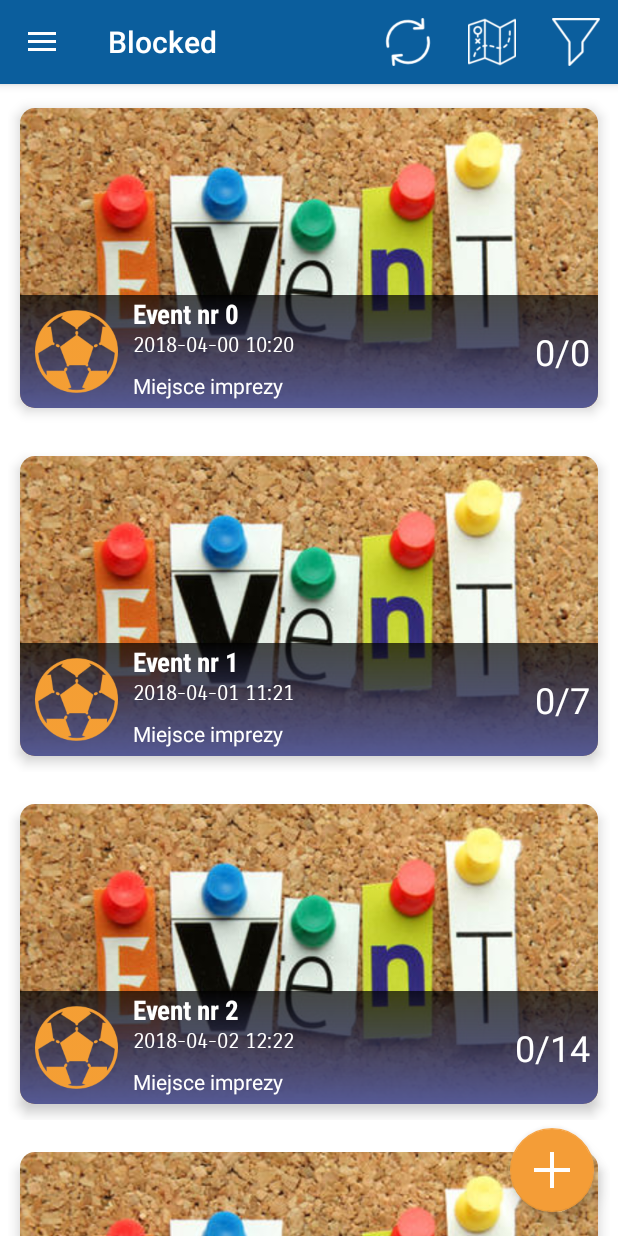
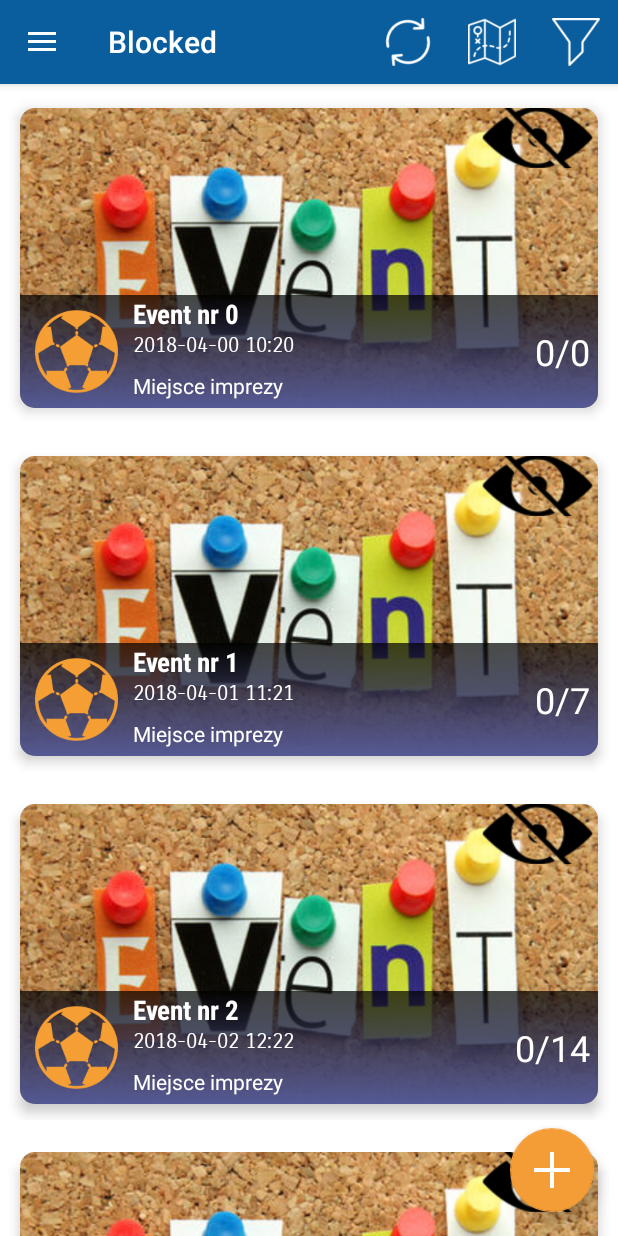
Before and after one commit to matwes/Sportify, an Android app: the EventsFragment screen opened directly, with no data from a screen before it, in the side drawer, after a tap on "Blocked events", on a phone screen of 412 x 824 dp. Run offline under Robolectric (Android 15) with nearby library versions, the phone set to English and light mode, and no system bars; our stand-ins replace ButterKnife, Picasso; libraries missing offline, so code that uses them is left out: com.facebook, com.facebook.login, com.google.maps.android, com.leavjenn.smoothdaterangepicker; pictures from the network do not load.

Commit message:
images and function to tap, without library

```diff
--- a/app/build.gradle
+++ b/app/build.gradle
@@ -39,6 +39,9 @@ dependencies {
     implementation 'com.squareup.retrofit2:retrofit:2.5.0'
     implementation 'com.squareup.picasso:picasso:2.71828'
 
+//    implementation 'com.jakewharton:butterknife:10.1.0'
+//    annotationProcessor 'com.jakewharton:butterknife-compiler:10.1.0'
+
     testImplementation 'junit:junit:4.12'
     androidTestImplementation 'com.android.support.test:runner:1.0.2'
     androidTestImplementation 'com.android.support.test.espresso:espresso-core:3.0.2'
--- a/app/src/main/java/matwes/zpi/events/EventListAdapter.java
+++ b/app/src/main/java/matwes/zpi/events/EventListAdapter.java
@@ -4,6 +4,7 @@ import android.content.Context;
 import android.content.Intent;
 import android.graphics.Color;
 import android.net.Uri;
+import android.support.v4.content.ContextCompat;
 import android.support.v7.widget.CardView;
 import android.support.v7.widget.RecyclerView;
 import android.view.LayoutInflater;
@@ -17,6 +18,7 @@ import com.squareup.picasso.Picasso;
 import java.util.Date;
 import java.util.List;
 
+//import butterknife.OnClick;
 import matwes.zpi.Common;
 import matwes.zpi.R;
 import matwes.zpi.domain.Event;
@@ -29,10 +31,17 @@ import matwes.zpi.eventDetails.EventDetailsActivity;
 class EventListAdapter extends RecyclerView.Adapter<EventListAdapter.Holder> {
     private Context context;
     private List<Event> events;
+    EventFragmentType type;
+    //EventItemListener listener;
 
-    EventListAdapter(Context context, List<Event> events) {
+//    public interface EventItemListener {
+//        void refreshView();
+//    }
+
+    EventListAdapter(Context context, List<Event> events) { //, EventItemListener listener
         this.context = context;
         this.events = events;
+       // this.listener = listener;
     }
 
     @Override
@@ -64,6 +73,12 @@ class EventListAdapter extends RecyclerView.Adapter<EventListAdapter.Holder> {
                 context.startActivity(intent);
             }
         });
+
+        if (type == EventFragmentType.blocked) {
+            holder.blockedIcon.setImageResource(R.drawable.blocked_event);
+        }else {
+            holder.blockedIcon.setImageResource(R.drawable.unblocked_event);
+        }
     }
 
     @Override
@@ -77,6 +92,7 @@ class EventListAdapter extends RecyclerView.Adapter<EventListAdapter.Holder> {
         CardView eventCard;
         ImageView eventImage;
         View eventInfoView;
+        ImageView blockedIcon;
 
         Holder(View itemView) {
             super(itemView);
@@ -87,10 +103,25 @@ class EventListAdapter extends RecyclerView.Adapter<EventListAdapter.Holder> {
             eventCard = itemView.findViewById(R.id.eventCard);
             eventImage = itemView.findViewById(R.id.eventImage);
             eventInfoView = itemView.findViewById(R.id.eventInfoView);
+            blockedIcon = itemView.findViewById(R.id.blocked_icon);
         }
 
         void changeCardColor() {
             //eventInfoView.setBackgroundColor(Color.parseColor("#B30b5e9d"));
         }
+
+//        @OnClick(R.id.blocked_icon)
+//        void changeBlockState() {
+//            switch (type) {
+//                case blocked:
+//                    System.out.println("set as Unblock");
+//                  //  listener.refreshView();
+//                    break;
+//                case unblocked:
+//                    System.out.println("set as Block");
+//                  //  listener.refreshView();
+//                    break;
+//            }
+//        }
     }
 }
--- a/app/src/main/java/matwes/zpi/events/EventsFragment.java
+++ b/app/src/main/java/matwes/zpi/events/EventsFragment.java
@@ -44,6 +44,7 @@ public class EventsFragment extends MainFragment {
 
 
         adapter = new EventListAdapter(view.getContext(), events);
+        adapter.type = type;
         recyclerView.setAdapter(adapter);
 
         swipe = view.findViewById(R.id.swipeEvents);
@@ -70,6 +71,8 @@ public class EventsFragment extends MainFragment {
     public void onApiResponse() {
         if (swipe.isRefreshing())
             swipe.setRefreshing(false);
+
+        adapter.notifyDataSetChanged();
     }
 
     @Override
@@ -89,4 +92,9 @@ public class EventsFragment extends MainFragment {
             }
         }
     }
+
+//    @Override
+//    public void refreshView() {
+//        downloadEvents(false, true );
+//    }
 }
--- a/app/src/main/java/matwes/zpi/events/MyEventsFragment.java
+++ b/app/src/main/java/matwes/zpi/events/MyEventsFragment.java
@@ -64,6 +64,7 @@ public class MyEventsFragment extends MainFragment {
         if (swipe.isRefreshing()) {
             swipe.setRefreshing(false);
         }
+        adapter.notifyDataSetChanged();
     }
 
     @Override
@@ -88,4 +89,9 @@ public class MyEventsFragment extends MainFragment {
         menu.findItem(R.id.change_view).setVisible(false);
         super.onCreateOptionsMenu(menu, inflater);
     }
+
+//    @Override
+//    public void refreshView() {
+//        downloadEvents(false, true );
+//    }
 }
--- a/app/src/main/res/layout/event_item.xml
+++ b/app/src/main/res/layout/event_item.xml
@@ -27,6 +27,16 @@
                 android:id="@+id/eventImage"
                 android:layout_width="match_parent"
                 android:layout_height="200dp"
+                android:scaleType="centerCrop"
+                />
+
+            <ImageView
+                android:id="@+id/blocked_icon"
+                android:layout_width="80dp"
+                android:layout_height="40dp"
+                android:layout_alignParentTop="true"
+                android:layout_alignParentRight="true"
+                android:src="@drawable/blocked_event"
                 android:scaleType="centerCrop"
                 />
 
```
Also changed, not shown: app/src/main/res/drawable/blocked_event.png (added), app/src/main/res/drawable/unblocked_event.png (added).
